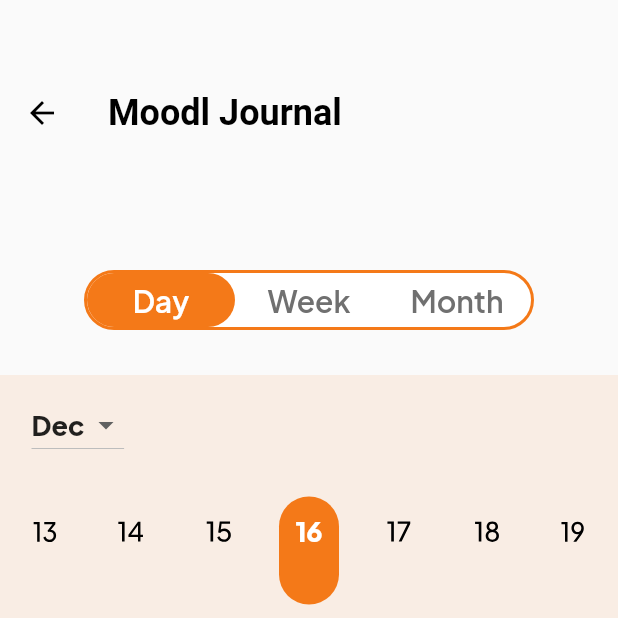
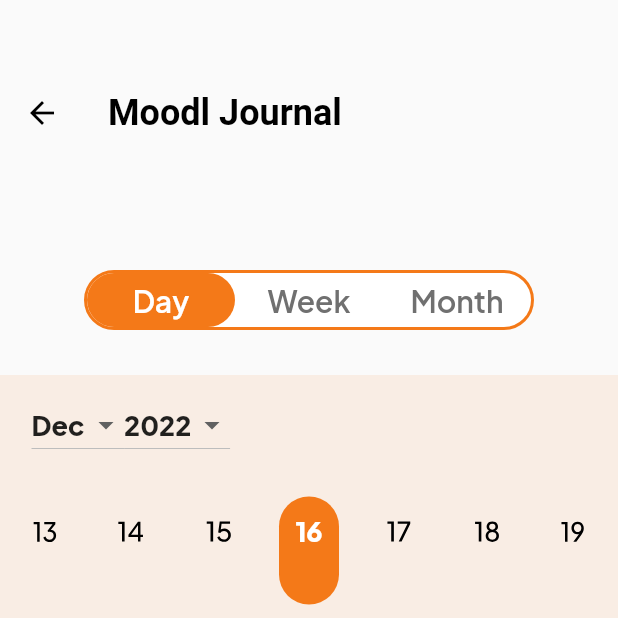
Before and after one commit to dirkzon/Moodlet, a Flutter app: the JournalScreen screen opened directly, on a phone screen of 412 x 824 dp, the top half of it. Run offline on Flutter 3.47's test engine with Material 2 defaults, Android fonts, the phone set to English and light mode, and no system bars; our stand-ins replace charts_flutter, flutter_blue, hive, hive_flutter; missing offline and left inert: cron, dart:ffi; accounts and stored records are empty.

Commit message:
added year selector to yournal page

```diff
--- /dev/null
+++ b/lib/pages/common_components/year_selector.dart
@@ -0,0 +1,51 @@
+import 'package:flutter/material.dart';
+
+class YearSelector extends StatefulWidget {
+  int currentYear;
+  final ValueChanged<int?>? onChanged;
+
+  YearSelector(this.currentYear, this.onChanged, {super.key});
+
+  @override
+  _YearSelectorState createState() => _YearSelectorState();
+}
+
+class _YearSelectorState extends State<YearSelector> {
+  late int selectedYear;
+  late List years;
+
+  @override
+  void initState() {
+    super.initState();
+    selectedYear = widget.currentYear;
+    print(widget.currentYear);
+    years = [for (var i = 2020; i < widget.currentYear + 1; i += 1) i];
+    print(years);
+  }
+
+  _updateYear(int y) {
+    print(y);
+    setState(() {
+      selectedYear = y;
+      widget.onChanged!(selectedYear);
+    });
+  }
+
+  @override
+  Widget build(BuildContext context) {
+    return DropdownButton(
+        value: "$selectedYear",
+        items: List.generate(
+            years.length,
+            (x) => DropdownMenuItem(
+                value: "${years[x]}",
+                child: Text(
+                  "${years[x]}",
+                  style: const TextStyle(
+                      fontSize: 18, fontWeight: FontWeight.w700),
+                ))),
+        onChanged: (value) {
+          _updateYear(int.parse(value as String));
+        });
+  }
+}
--- a/lib/pages/journal_page/journal_screen.dart
+++ b/lib/pages/journal_page/journal_screen.dart
@@ -12,6 +12,7 @@ import '../common_components/timeframe_slector.dart';
 import '../../comms/hive/adaptors/hiveEntryRepository.dart';
 import '../../comms/hive/adaptors/hiveMomentRepository.dart';
 import '../common_components/chart.dart';
+import '../common_components/year_selector.dart';
 import '../moment/add_moment_screen.dart';
 import '../moment/moment_details_screen.dart';
 
@@ -34,10 +35,18 @@ class _JournalScreenState extends State<JournalScreen> {
     super.initState();
 
     DateTime now = DateTime.now();
-    start = new DateTime(now.year, now.month, now.day);
+    start = DateTime(now.year, now.month, now.day);
     end = start.add(const Duration(days: 1));
 
     daysInMonth = DateUtils.getDaysInMonth(start.year, start.month);
+  }
+
+  _setYear(int y) {
+    setState(() {
+      start = DateTime(y, start.month, start.day);
+      daysInMonth = DateUtils.getDaysInMonth(start.year, start.month);
+      _addTimeFrameToEnd();
+    });
   }
 
   _setMonth(int m) {
@@ -112,6 +121,8 @@ class _JournalScreenState extends State<JournalScreen> {
                           children: [
                             MonthSelector(
                                 start.month, (value) => _setMonth(value!)),
+                            YearSelector(
+                                start.year, (value) => _setYear(value!)),
                           ],
                         )),
                     HorizontalNumberPicker(
```
